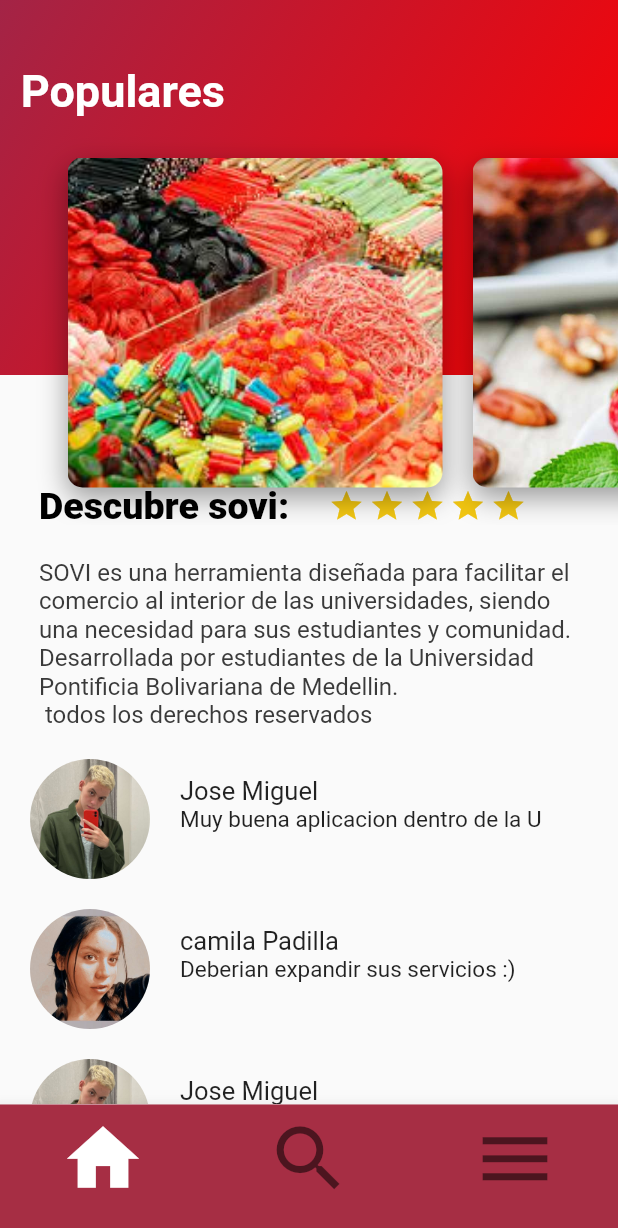
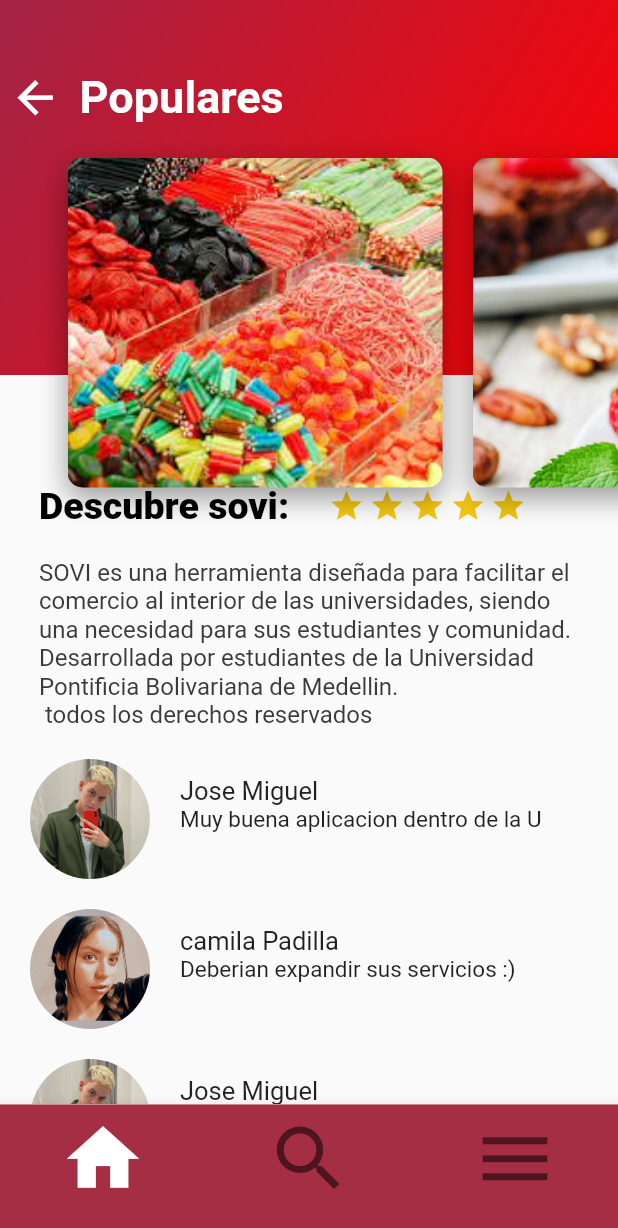
Before and after one commit to soviupb/sovi, a Flutter app: the HomePage screen opened directly, on a phone screen of 412 x 824 dp. Shown: the top 1228 px of the screen. Run offline on Flutter 3.47's test engine with Material 2 defaults, Android fonts, the phone set to English and light mode, and no system bars; our stand-ins replace cloud_firestore, firebase_auth, firebase_core; accounts and stored records are empty.

Commit message:
Flechita del home :pig:

```diff
--- a/flutterapp/lib/screens/Inicio.dart
+++ b/flutterapp/lib/screens/Inicio.dart
@@ -62,7 +62,7 @@ class _InicioPageState extends State<InicioPage> {
                 MaterialPageRoute(
                   builder: (context) {
                     //Aca debe return menu
-                    return CatPage(); //MenuMobile();
+                    return HomePage(); //MenuMobile();
                   },
                 ),
               );
--- a/flutterapp/lib/screens/home.dart
+++ b/flutterapp/lib/screens/home.dart
@@ -4,8 +4,10 @@ import 'package:flutter/src/widgets/framework.dart';
 import 'package:flutter/src/widgets/ticker_provider.dart';
 import 'package:flutter/material.dart';
 import 'package:flutterapp/screens/productos.dart';
-
+import 'package:flutterapp/screens/categorias.dart';
+import 'package:flutterapp/screens/inicio.dart';
 import '../utils/custom_colors.dart';
+import '../widgets/UniversalButton.dart';
 import '../widgets/carrusel_list.dart';
 import '../widgets/description.dart';
 import '../widgets/review_list.dart';
@@ -26,10 +28,8 @@ class _HomePageState extends State<HomePage> {
         data: Theme.of(context).copyWith(
           // sets the background color of the `BottomNavigationBar`
           canvasColor: CustomColors.SoviMagenta,
-
         ),
         child: BottomNavigationBar(
-
           // fixedColor: CustomColors.SoviMagenta,
           items: <BottomNavigationBarItem>[
             //quite el const de aca para poder usar
@@ -56,9 +56,15 @@ class _HomePageState extends State<HomePage> {
                 //Nada pues estamos en el case 0
                 break;
               case 1:
-
-                  //BusquedaSellerPage
-                  //showModal(context);
+                Navigator.push(
+                  context,
+                  MaterialPageRoute(
+                    builder: (context) {
+                      //Aca debe return menu
+                      return ProdPage(); //MenuMobile();
+                    },
+                  ),
+                );
                 break;
               case 2:
                 Navigator.push(
@@ -66,7 +72,7 @@ class _HomePageState extends State<HomePage> {
                   MaterialPageRoute(
                     builder: (context) {
                       //Aca debe return menu
-                        return ProdPage(); //MenuMobile();
+                      return CatPage(); //MenuMobile();
                     },
                   ),
                 );
@@ -82,7 +88,6 @@ class _HomePageState extends State<HomePage> {
           },
         ),
       ),
-
       body: Stack(
         children: <Widget>[
           ListView(
@@ -98,13 +103,40 @@ class _HomePageState extends State<HomePage> {
               Color.fromARGB(255, 163, 36, 70),
               Color.fromARGB(255, 255, 0, 0)
             ], begin: Alignment.topLeft, end: Alignment.bottomRight)),
-              child: Text(
+            padding: EdgeInsets.symmetric(horizontal: 3),
+            child: Row(
+              children: [
+                UniversalButton(() {
+                  Navigator.push(
+                    context,
+                    MaterialPageRoute(
+                      builder: (context) {
+                        return InicioPage();
+                      },
+                    ),
+                  );
+                },
+                    Colors.transparent,
+                    "",
+                    Colors.white,
+                    50,
+                    Colors.transparent,
+                    Icon(
+                      Icons.arrow_back,
+                      size: 35,
+                      color: Colors.white,
+                    ),
+                    50,
+                    50),
+                Text(
                   'Populares',
                   style: TextStyle(
                     color: Colors.white,
                     fontSize: 30.0,
                     fontWeight: FontWeight.bold,
                   ),
+                ),
+              ],
             ),
             alignment: Alignment(-0.9, -0.6),
           ),
```
Also changed, not shown: flutterapp/lib/screens/categorias.dart (+75 -1 lines), flutterapp/lib/screens/productos.dart (+12 -4 lines). Lines whose indentation alone changed are shown as unchanged.
